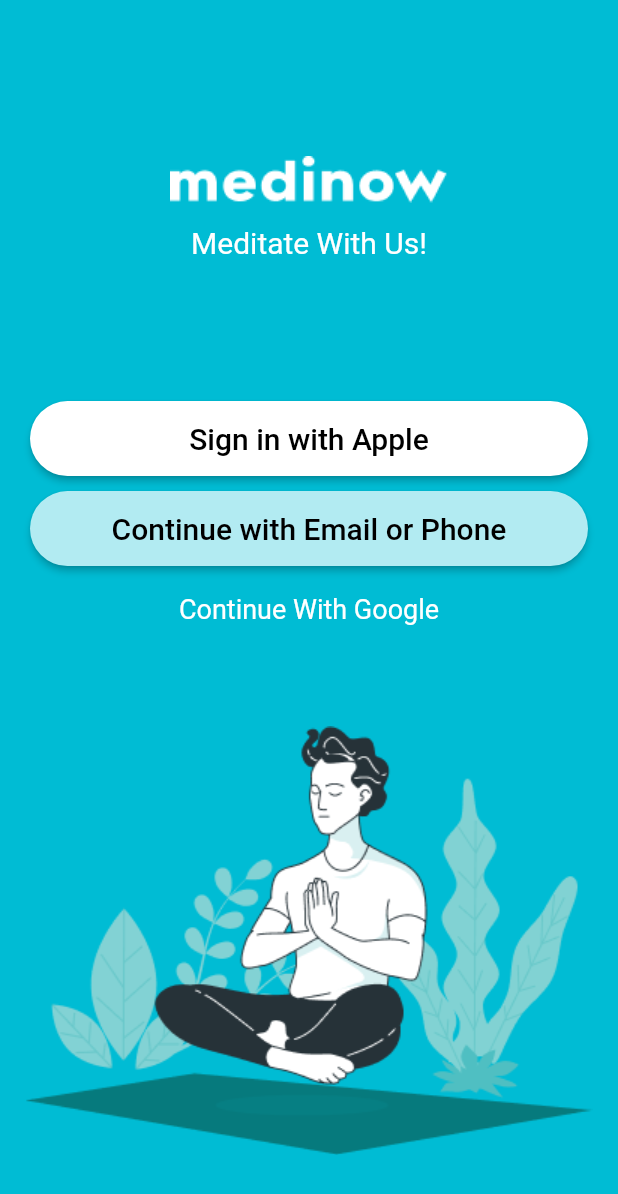
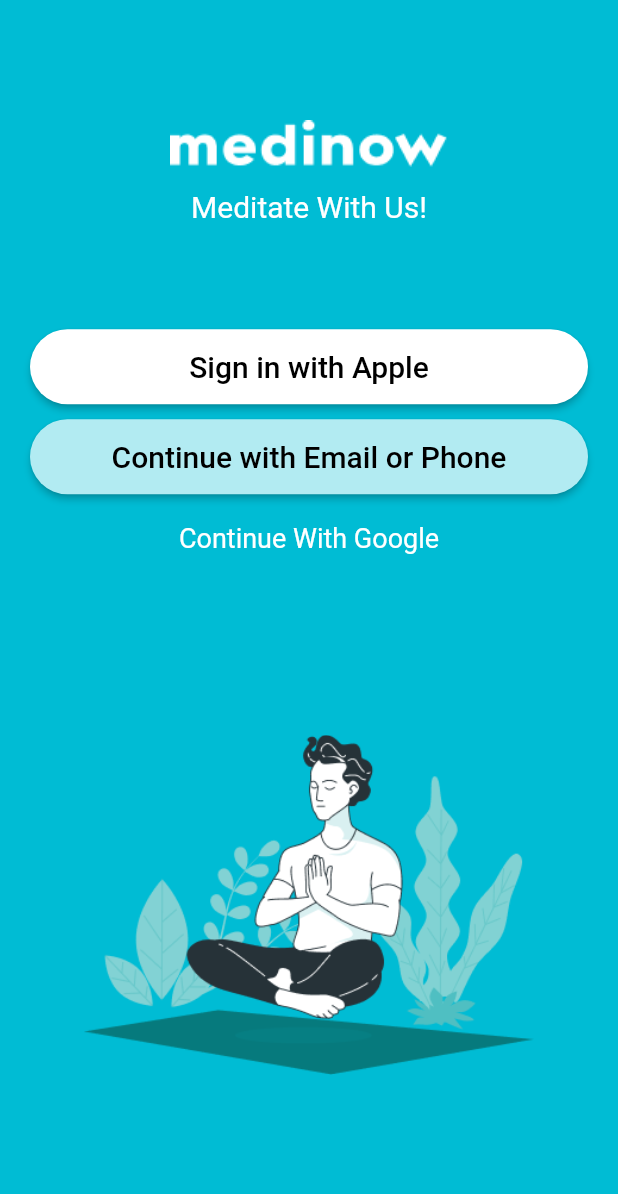
Before and after one commit to WizMe-M/flutter-practices, a Flutter app: the screen it shows after launch, on a phone screen of 412 x 824 dp. Shown: the top 1194 px of the screen. Run offline on Flutter 3.47's test engine with Material 2 defaults, Android fonts, the phone set to English and light mode, and no system bars.

Commit message:
spacing image

```diff
--- a/practice_1/lib/screen_1.dart
+++ b/practice_1/lib/screen_1.dart
@@ -8,7 +8,6 @@
 }
 
 class _WelcomeScreenState extends State<WelcomeScreen> {
-
   @override
   Widget build(BuildContext context) {
     return Scaffold(
@@ -17,7 +16,7 @@
       width: double.infinity,
       child: SafeArea(
         child: Column(
-            children:  [
+          children: [
             Expanded(
               flex: 2,
               child: Center(
@@ -28,18 +27,17 @@
                       padding: const EdgeInsets.all(15),
                       child: Image.asset('assets/medinow.png'),
                     ),
-                      const Text('Meditate With Us!',
+                    const Text(
+                      'Meditate With Us!',
                       style: TextStyle(
                           color: Colors.white,
                           fontSize: 20,
-                          fontWeight: FontWeight.w400
-                        ),
+                          fontWeight: FontWeight.w400),
                     )
                   ],
                 ),
               ),
             ),
-
             Padding(
               padding: const EdgeInsets.symmetric(vertical: 5, horizontal: 20),
               child: SizedBox(
@@ -49,28 +47,23 @@
                   style: ButtonStyle(
                     shape: MaterialStateProperty.all<RoundedRectangleBorder>(
                         RoundedRectangleBorder(
-                          borderRadius: BorderRadius.circular(45)
-                        )
+                            borderRadius: BorderRadius.circular(45))),
+                    backgroundColor:
+                        MaterialStateProperty.all<Color>(Colors.white),
+                    fixedSize: MaterialStateProperty.all<Size>(
+                        const Size.fromHeight(50)),
                   ),
-                      backgroundColor: MaterialStateProperty.all<Color>(
-                        Colors.white
-                      ),
-                      fixedSize: MaterialStateProperty.all<Size>(
-                        const Size.fromHeight(50)
-                      ),
-                    ),
-                    child: const Text('Sign in with Apple',
+                  child: const Text(
+                    'Sign in with Apple',
                     textAlign: TextAlign.center,
                     style: TextStyle(
                         color: Colors.black,
                         fontSize: 20,
-                        fontWeight: FontWeight.w500
+                        fontWeight: FontWeight.w500),
                   ),
                 ),
               ),
             ),
-              ),
-
             Padding(
               padding: const EdgeInsets.symmetric(vertical: 5, horizontal: 20),
               child: SizedBox(
@@ -80,47 +73,43 @@
                   style: ButtonStyle(
                     shape: MaterialStateProperty.all<RoundedRectangleBorder>(
                         RoundedRectangleBorder(
-                          borderRadius: BorderRadius.circular(45)
-                        )
+                            borderRadius: BorderRadius.circular(45))),
+                    backgroundColor:
+                        MaterialStateProperty.all<Color>(Colors.cyan.shade100),
+                    fixedSize: MaterialStateProperty.all<Size>(
+                        const Size.fromHeight(50)),
                   ),
-                      backgroundColor: MaterialStateProperty.all<Color>(
-                        Colors.cyan.shade100
-                      ),
-                      fixedSize: MaterialStateProperty.all<Size>(
-                        const Size.fromHeight(50)
-                      ),
-                    ),
-                    child: const Text('Continue with Email or Phone',
+                  child: const Text(
+                    'Continue with Email or Phone',
                     textAlign: TextAlign.center,
                     style: TextStyle(
                         color: Colors.black,
                         fontSize: 20,
-                        fontWeight: FontWeight.w500
+                        fontWeight: FontWeight.w500),
                   ),
                 ),
               ),
             ),
-              ),
-
             TextButton(
               onPressed: () {},
-                child: const Text('Continue With Google',
+              child: const Text(
+                'Continue With Google',
                 style: TextStyle(
                     color: Colors.white,
                     fontSize: 18,
-                    fontWeight: FontWeight.normal
+                    fontWeight: FontWeight.normal),
               ),
             ),
+            const Spacer(),
+            Image.asset(
+              'assets/meditation.png',
+              fit: BoxFit.fill,
+              width: 300,
             ),
-
-              Expanded(
-                flex: 3,
-                child: Image.asset('assets/meditation.png')
-              )
+            const Spacer()
           ],
         ),
       ),
-      )
-    );
+    ));
   }
 }
```
Lines whose indentation alone changed are shown as unchanged.
